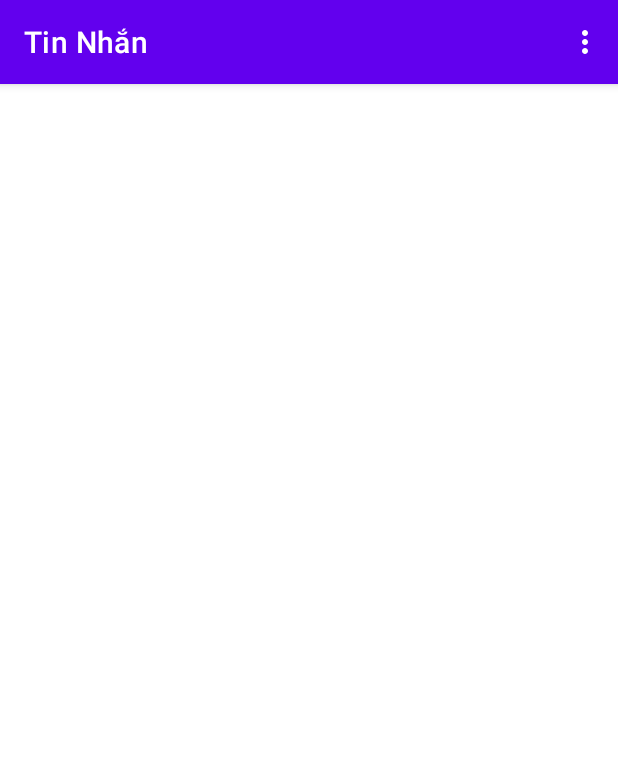
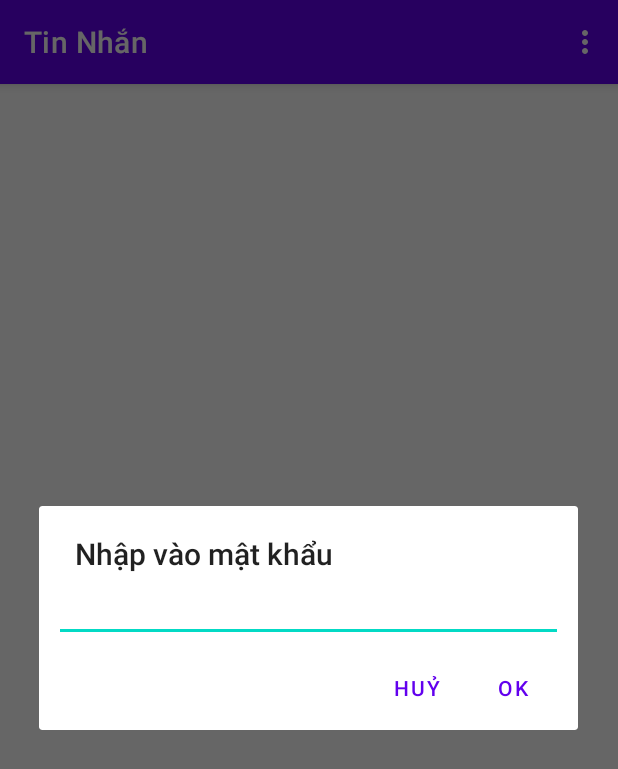
Before and after one commit to anhtienStorm/DATN_MessageSecurity, an Android app: the screen it shows after launch (MainActivity), in the options menu, after a tap on "Mã hóa Tin nhắn", on a phone screen of 412 x 824 dp. Shown: the top 769 px of the screen. Run offline under Robolectric (Android 15) with nearby library versions, the phone set to English and light mode, and no system bars; 1 statement that could not run was skipped.

Commit message:
25/4 18:54

```diff
--- a/app/src/main/java/com/example/datn/MainActivity.java
+++ b/app/src/main/java/com/example/datn/MainActivity.java
@@ -2,8 +2,10 @@ package com.example.datn;
 
 import androidx.annotation.NonNull;
 import androidx.annotation.RequiresApi;
+import androidx.appcompat.app.AlertDialog;
 import androidx.appcompat.app.AppCompatActivity;
 import androidx.core.app.ActivityCompat;
+import androidx.loader.content.AsyncTaskLoader;
 import androidx.recyclerview.widget.LinearLayoutManager;
 import androidx.recyclerview.widget.RecyclerView;
 
@@ -12,12 +14,17 @@ import android.content.ContentValues;
 import android.content.pm.PackageManager;
 import android.database.Cursor;
 import android.net.Uri;
+import android.os.AsyncTask;
 import android.os.Build;
 import android.os.Bundle;
 import android.provider.Telephony;
 import android.util.Log;
+import android.view.LayoutInflater;
 import android.view.Menu;
 import android.view.MenuItem;
+import android.view.View;
+import android.widget.EditText;
+import android.widget.LinearLayout;
 import android.widget.Toast;
 
 import com.example.datn.encrypt.SmsSecure;
@@ -55,6 +62,7 @@ public class MainActivity extends AppCompatActivity {
     }
 
     private void load_list_message() {
+        list_conversation.clear();
         Uri uri = Telephony.MmsSms.CONTENT_CONVERSATIONS_URI;
         Cursor cursor = getContentResolver().query(uri, null, null,
                 null, null);
@@ -131,18 +139,37 @@ public class MainActivity extends AppCompatActivity {
 
     @Override
     public boolean onCreateOptionsMenu(Menu menu) {
-        getMenuInflater().inflate(R.menu.menu, menu);
+        getMenuInflater().inflate(R.menu.encrypt_menu, menu);
         return true;
     }
 
+    @RequiresApi(api = Build.VERSION_CODES.O)
     @Override
     public boolean onOptionsItemSelected(@NonNull MenuItem item) {
         switch (item.getItemId()){
             case R.id.encrypt_message:
-
+                View inputPassEncryptLayout = getLayoutInflater().inflate(R.layout.input_password_layout, null);
+                EditText inputPassEncrypt = inputPassEncryptLayout.findViewById(R.id.input_password);
+                AlertDialog.Builder encryptDialogBuilder = new AlertDialog.Builder(this);
+                encryptDialogBuilder.setTitle("Nhập vào mật khẩu")
+                        .setView(inputPassEncryptLayout)
+                        .setPositiveButton("Ok", (dialogInterface, i) -> {
+                            encryptAllMessage(inputPassEncrypt.getText().toString());
+                        })
+                        .setNegativeButton("Huỷ", (dialogInterface, i) -> {}).create();
+                encryptDialogBuilder.show();
                 break;
             case R.id.decrypt_message:
-
+                View inputPassDecryptLayout = getLayoutInflater().inflate(R.layout.input_password_layout, null);
+                EditText inputPassDecrypt = inputPassDecryptLayout.findViewById(R.id.input_password);
+                AlertDialog.Builder decryptDialogBuilder = new AlertDialog.Builder(this);
+                decryptDialogBuilder.setTitle("Nhập vào mật khẩu")
+                        .setView(inputPassDecryptLayout)
+                        .setPositiveButton("Ok", (dialogInterface, i) -> {
+                            decryptAllMessage(inputPassDecrypt.getText().toString());
+                        })
+                        .setNegativeButton("Huỷ", (dialogInterface, i) -> {}).create();
+                decryptDialogBuilder.show();
                 break;
         }
         return super.onOptionsItemSelected(item);
@@ -155,11 +182,27 @@ public class MainActivity extends AppCompatActivity {
         while (cursor.moveToNext()) {
             String body = cursor.getString(cursor.getColumnIndex(Telephony.Sms.BODY));
             ContentValues values = new ContentValues();
-            values.put(Telephony.Sms.BODY, SmsSecure.encrypt(pass, body));
+            values.put(Telephony.Sms.BODY, SmsSecure.encrypt(pass, "encrypted_by_AT"+body));
             int numRowsUpdated = getContentResolver().update(Telephony.Sms.CONTENT_URI, values,
                     Telephony.Sms._ID + "=?",
                     new String[]{String.valueOf(cursor.getString(cursor.getColumnIndex(Telephony.Sms._ID)))});
             Log.d("TienNAb", "updateMessage: "+numRowsUpdated);
         }
     }
+
+    @RequiresApi(api = Build.VERSION_CODES.O)
+    private void decryptAllMessage(String pass){
+        Cursor cursor = getContentResolver().query(Telephony.Sms.CONTENT_URI, null,
+                null, null, null);
+        while (cursor.moveToNext()) {
+            String body = cursor.getString(cursor.getColumnIndex(Telephony.Sms.BODY));
+            ContentValues values = new ContentValues();
+            values.put(Telephony.Sms.BODY, SmsSecure.decrypt(pass, "encrypted_by_AT"+body));
+            int numRowsUpdated = getContentResolver().update(Telephony.Sms.CONTENT_URI, values,
+                    Telephony.Sms._ID + "=?",
+                    new String[]{String.valueOf(cursor.getString(cursor.getColumnIndex(Telephony.Sms._ID)))});
+            Log.d("TienNAb", "updateMessage: "+numRowsUpdated);
+        }
+    }
+
 }
--- /dev/null
+++ b/app/src/main/res/layout/input_password_layout.xml
@@ -0,0 +1,13 @@
+<?xml version="1.0" encoding="utf-8"?>
+<LinearLayout xmlns:android="http://schemas.android.com/apk/res/android"
+    android:orientation="vertical" android:layout_width="match_parent"
+    android:layout_height="wrap_content">
+
+    <EditText
+        android:id="@+id/input_password"
+        android:layout_marginLeft="10dp"
+        android:layout_marginRight="10dp"
+        android:layout_width="match_parent"
+        android:layout_height="wrap_content"/>
+
+</LinearLayout>
--- /dev/null
+++ b/app/src/main/res/menu/encrypt_menu.xml
@@ -0,0 +1,16 @@
+<?xml version="1.0" encoding="utf-8"?>
+<menu xmlns:android="http://schemas.android.com/apk/res/android"
+    xmlns:Android="http://schemas.android.com/apk/res-auto">
+    <item
+        android:id="@+id/encrypt_message"
+        android:title="Mã hóa Tin nhắn"
+        android:orderInCategory="200"
+        Android:showAsAction="never" />
+
+    <item
+        android:id="@+id/decrypt_message"
+        android:title="Giải mã Tin nhắn"
+        android:orderInCategory="300"
+        Android:showAsAction="never" />
+
+</menu>
--- a/app/src/main/res/menu/menu.xml
+++ /dev/null
@@ -1,16 +0,0 @@
-<?xml version="1.0" encoding="utf-8"?>
-<menu xmlns:android="http://schemas.android.com/apk/res/android"
-    xmlns:Android="http://schemas.android.com/apk/res-auto"
-    xmlns:app="http://schemas.android.com/tools">
-    <item
-        android:title="Mã hóa Tin nhắn"
-        Android:id="@+id/encrypt_message"
-        Android:orderInCategory="100"
-        app:showAsAction="never" />
-
-    <item
-        android:title="Giải mã Tin nhắn"
-        Android:id="@+id/decrypt_message"
-        Android:orderInCategory="100"
-        app:showAsAction="never" />
-</menu>
```
